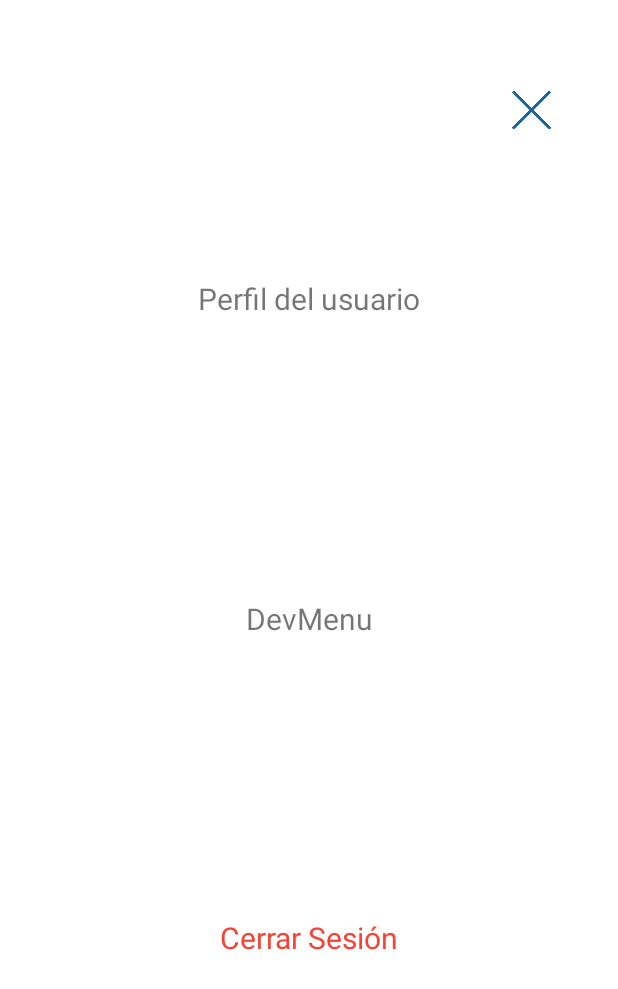
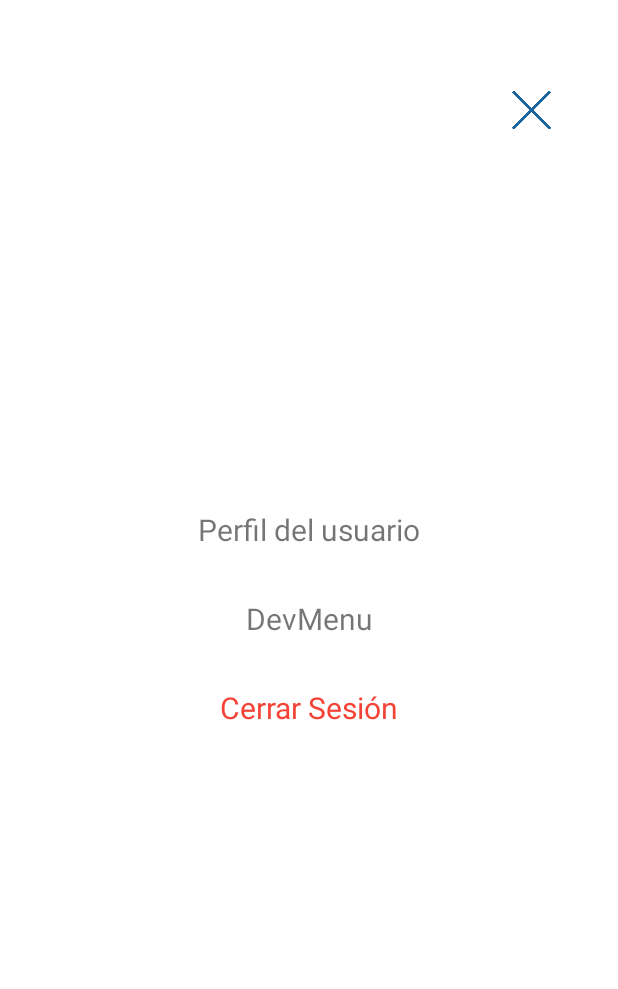
Before and after one commit to nachischo/Commun03APP, an Android app: the fragment OptionsFragment placed in its activity, on a phone screen of 412 x 824 dp. Shown: the top 989 px of the screen. Run offline under Robolectric (Android 15) with nearby library versions, the phone set to English and light mode, and no system bars.

Commit message:
Mapa de interpolación con custom tiles funcionando correctamente + recolocación de botones en options

```diff
--- a/app/src/main/java/com/imsangar/commun03app/fragments/HomeFragment.java
+++ b/app/src/main/java/com/imsangar/commun03app/fragments/HomeFragment.java
@@ -342,7 +342,7 @@ public class HomeFragment extends Fragment {
             MainActivity.myMapController.setZoom(7.0);
             MainActivity.mapInitialized = false;
         } else {
-            MainActivity.myMapController.setZoom(19.0);
+            MainActivity.myMapController.setZoom(18.0);
         }
 
     }
--- a/app/src/main/res/layout/options.xml
+++ b/app/src/main/res/layout/options.xml
@@ -20,18 +20,21 @@
         android:id="@+id/UserProfileButton"
         android:layout_width="wrap_content"
         android:layout_height="wrap_content"
+        android:layout_marginBottom="32dp"
         android:text="Perfil del usuario"
         android:textSize="20sp"
         app:layout_constraintBottom_toTopOf="@+id/DevMenuButton"
         app:layout_constraintEnd_toEndOf="parent"
         app:layout_constraintHorizontal_bias="0.5"
         app:layout_constraintStart_toStartOf="parent"
-        app:layout_constraintTop_toTopOf="parent" />
+        app:layout_constraintTop_toTopOf="parent"
+        app:layout_constraintVertical_chainStyle="packed" />
 
     <TextView
         android:id="@+id/DevMenuButton"
         android:layout_width="wrap_content"
         android:layout_height="wrap_content"
+        android:layout_marginBottom="32dp"
         android:text="DevMenu"
         android:textSize="20sp"
         app:layout_constraintBottom_toTopOf="@+id/CerrarSesionButton"
```
Also changed, not shown: app/src/main/java/com/imsangar/commun03app/MainActivity.java (+50 -1 lines), app/src/main/java/com/imsangar/commun03app/accountManagement/Login.java (+7 -3 lines).
